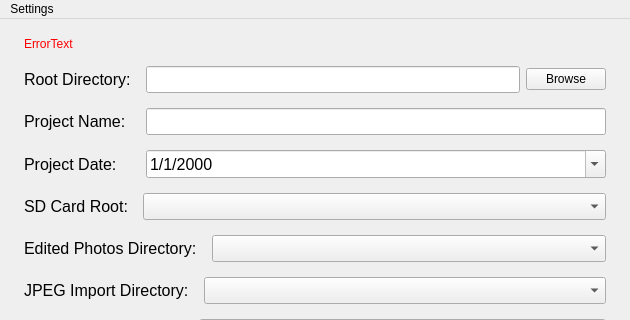
This is src/ui/PhotoImporterMainWindow.ui in dwp1084/PhotoImporter as Qt 5 draws it before an edit; both pictures show x 0 to 630 and y 0 to 320 of the 630 by 589 pixel window. The edited form follows.
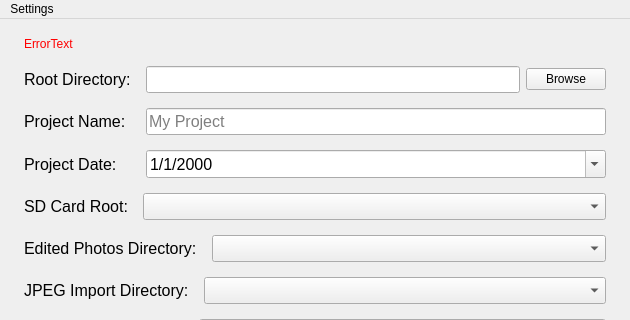
This is the edited form.

```diff
--- a/src/ui/PhotoImporterMainWindow.ui
+++ b/src/ui/PhotoImporterMainWindow.ui
@@ -215,6 +215,12 @@
                  <pointsize>12</pointsize>
                 </font>
                </property>
+               <property name="maxLength">
+                <number>50</number>
+               </property>
+               <property name="placeholderText">
+                <string>My Project</string>
+               </property>
               </widget>
              </item>
              <item row="2" column="0">
```
